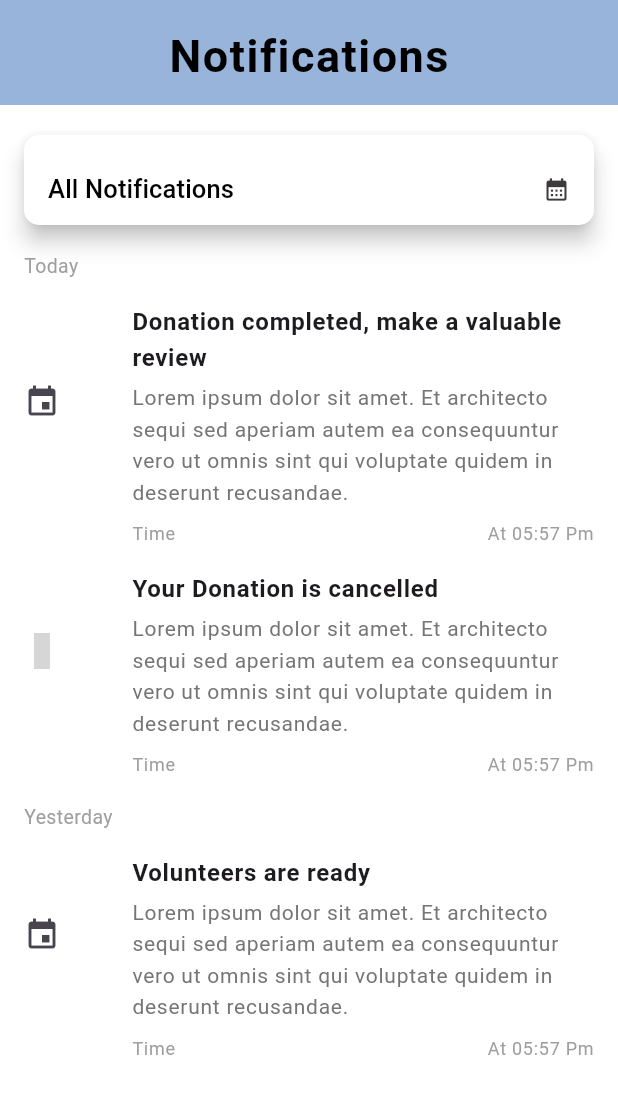
After one commit to GDSC-IITK/solutions-challenge-2024-iitk, a Flutter app: the NotificationScreen screen opened directly, on a phone screen of 412 x 824 dp. The commit adds this screen. Shown: the top 1094 px of the screen. Run offline on Flutter 3.47's test engine with Material 3 defaults, Android fonts, the phone set to English and light mode, and no system bars; our stand-ins replace firebase_auth, google_fonts; accounts and stored records are empty; statements that could not run were skipped; grey boxes are pictures that could not be loaded.

Commit message:
notification

```diff
--- a/gdsc/lib/screens/login_page.dart
+++ b/gdsc/lib/screens/login_page.dart
@@ -1,6 +1,7 @@
 import 'package:flutter/material.dart';
 import 'package:gdsc/screens/OTP_page.dart';
 import 'package:gdsc/screens/phone_login_page.dart';
+import 'package:gdsc/screens/notification_page.dart';
 import 'package:gdsc/screens/signup_page.dart';
 import 'package:gdsc/widgets/nextscreen.dart';
 import 'package:google_fonts/google_fonts.dart';
--- /dev/null
+++ b/gdsc/lib/screens/notification_page.dart
@@ -0,0 +1,249 @@
+import 'package:flutter/material.dart';
+
+class NotificationItem {
+  final String date;
+  final String heading;
+  final String content;
+  final IconData icon;
+  final String time;
+
+  NotificationItem({
+    required this.date,
+    required this.heading,
+    required this.content,
+    required this.icon,
+    required this.time,
+  });
+}
+
+class NotificationScreen extends StatelessWidget {
+  final List<NotificationItem> notifications = [
+    NotificationItem(
+      date: 'Today',
+      heading: 'Donation completed, make a valuable review',
+      content:
+          'Lorem ipsum dolor sit amet. Et architecto sequi sed aperiam autem ea consequuntur vero ut omnis sint qui voluptate quidem in deserunt recusandae.',
+      icon: Icons.event,
+      time: 'At 05:57 Pm',
+    ),
+    NotificationItem(
+      date: 'Today',
+      heading: 'Your Donation is cancelled',
+      content:
+          'Lorem ipsum dolor sit amet. Et architecto sequi sed aperiam autem ea consequuntur vero ut omnis sint qui voluptate quidem in deserunt recusandae.',
+      icon: Icons.,
+      time: 'At 05:57 Pm',
+    ),
+    NotificationItem(
+      date: 'Yesterday',
+      heading: 'Volunteers are ready',
+      content:
+          'Lorem ipsum dolor sit amet. Et architecto sequi sed aperiam autem ea consequuntur vero ut omnis sint qui voluptate quidem in deserunt recusandae.',
+      icon: Icons.event,
+      time: 'At 05:57 Pm',
+    ),
+    // Add more notifications here
+  ];
+
+  @override
+  Widget build(BuildContext context) {
+    return Scaffold(
+      appBar: PreferredSize(
+        preferredSize: Size.fromHeight(70.0),
+        child: AppBar(
+          backgroundColor: Color.fromARGB(102, 2, 79, 166),
+          automaticallyImplyLeading: false,
+          title: Padding(
+            padding: const EdgeInsets.only(top: 20.0),
+            child: Center(
+              child: Text(
+                'Notifications',
+                style: TextStyle(
+                  color: Colors.black,
+                  fontWeight: FontWeight.w600,
+                  letterSpacing: 1.0,
+                  fontSize: 30,
+                ),
+              ),
+            ),
+          ),
+        ),
+      ),
+      body: SafeArea(
+        child: Container(
+          color: Colors.white,
+          child: notifications.isEmpty
+              ? Center(
+                  child: Column(
+                    mainAxisAlignment: MainAxisAlignment.center,
+                    children: [
+                      Icon(
+                        Icons.notifications_off_outlined,
+                        size: 140.0,
+                        color: Colors.black,
+                      ),
+                      SizedBox(height: 8.0),
+                      Text(
+                        'No Notifications',
+                        style: TextStyle(
+                          fontFamily: 'Product Sans',
+                          letterSpacing: .5,
+                          fontSize: 22,
+                          fontWeight: FontWeight.bold,
+                        ),
+                      ),
+                      SizedBox(height: 8.0),
+                      Text(
+                        "We’ll let you know when there will be",
+                        style: TextStyle(
+                            fontSize: 16,
+                            fontWeight: FontWeight.bold,
+                            letterSpacing: 0.8,
+                            color: Colors.grey),
+                      ),
+                      Text(
+                        "something to update you",
+                        style: TextStyle(
+                            fontSize: 16,
+                            fontWeight: FontWeight.bold,
+                            letterSpacing: 0.8,
+                            color: Colors.grey),
+                      ),
+                    ],
+                  ),
+                )
+              : Column(
+                  crossAxisAlignment: CrossAxisAlignment.start,
+                  children: [
+                    SizedBox(height: 20.0),
+                    Padding(
+                      padding: const EdgeInsets.symmetric(horizontal: 16.0),
+                      child: ElevatedButton(
+                        onPressed: () {},
+                        style: ElevatedButton.styleFrom(
+                          elevation: 6.0,
+                          primary: Color.fromARGB(255, 255, 255, 255),
+                          onPrimary: Colors.black,
+                          minimumSize: Size(double.infinity, 50),
+                          padding: EdgeInsets.symmetric(
+                              vertical: 12.0, horizontal: 16.0),
+                          shape: RoundedRectangleBorder(
+                            borderRadius: BorderRadius.circular(10.0),
+                          ),
+                        ),
+                        child: Row(
+                          mainAxisAlignment: MainAxisAlignment.spaceBetween,
+                          children: [
+                            Center(
+                              child: Padding(
+                                padding: const EdgeInsets.only(top: 12.0),
+                                child: Text(
+                                  'All Notifications',
+                                  style: TextStyle(
+                                      fontSize: 17.0,
+                                      fontWeight: FontWeight.w500),
+                                ),
+                              ),
+                            ),
+                            Padding(
+                              padding: const EdgeInsets.only(top: 12.0),
+                              child: Icon(
+                                Icons.calendar_month,
+                                color: Color.fromARGB(255, 61, 58, 58),
+                              ),
+                            ),
+                          ],
+                        ),
+                      ),
+                    ),
+                    SizedBox(height: 10.0),
+                    Expanded(
+                      flex: 2,
+                      child: ListView.builder(
+                        itemCount: notifications.length,
+                        itemBuilder: (context, index) {
+                          return Column(
+                            crossAxisAlignment: CrossAxisAlignment.start,
+                            children: [
+                              if (index == 0 ||
+                                  notifications[index].date !=
+                                      notifications[index - 1].date)
+                                Padding(
+                                  padding: EdgeInsets.symmetric(
+                                      horizontal: 16.0, vertical: 8.0),
+                                  child: Text(
+                                    notifications[index].date,
+                                    style: TextStyle(
+                                        fontSize: 13, color: Colors.grey),
+                                  ),
+                                ),
+                              ListTile(
+                                contentPadding:
+                                    EdgeInsets.symmetric(horizontal: 16.0),
+                                leading: Container(
+                                  width:
+                                      56, // Fixed width for the leading widget
+                                  child: Column(
+                                    crossAxisAlignment:
+                                        CrossAxisAlignment.start,
+                                    children: [
+                                      Icon(notifications[index].icon),
+                                    ],
+                                  ),
+                                ),
+                                title: Column(
+                                  crossAxisAlignment: CrossAxisAlignment.start,
+                                  children: [
+                                    Text(
+                                      notifications[index].heading,
+                                      style: TextStyle(
+                                        fontSize: 16,
+                                        fontWeight: FontWeight.bold,
+                                      ),
+                                    ),
+                                    SizedBox(height: 4),
+                                    Text(
+                                      notifications[index].content,
+                                      style: TextStyle(
+                                        fontSize: 14,
+                                        color: Colors.grey[600],
+                                      ),
+                                    ),
+                                    SizedBox(height: 8),
+                                    Row(
+                                      crossAxisAlignment: CrossAxisAlignment
+                                          .start, // Align the Row content to the top
+                                      mainAxisAlignment:
+                                          MainAxisAlignment.spaceBetween,
+                                      children: [
+                                        Text(
+                                          'Time',
+                                          style: TextStyle(
+                                            fontSize: 12,
+                                            color: Colors.grey,
+                                          ),
+                                        ),
+                                        Text(
+                                          notifications[index].time,
+                                          style: TextStyle(
+                                            fontSize: 12,
+                                            color: Colors.grey,
+                                          ),
+                                        ),
+                                      ],
+                                    ),
+                                  ],
+                                ),
+                              )
+                            ],
+                          );
+                        },
+                      ),
+                    ),
+                  ],
+                ),
+        ),
+      ),
+    );
+  }
+}
```
